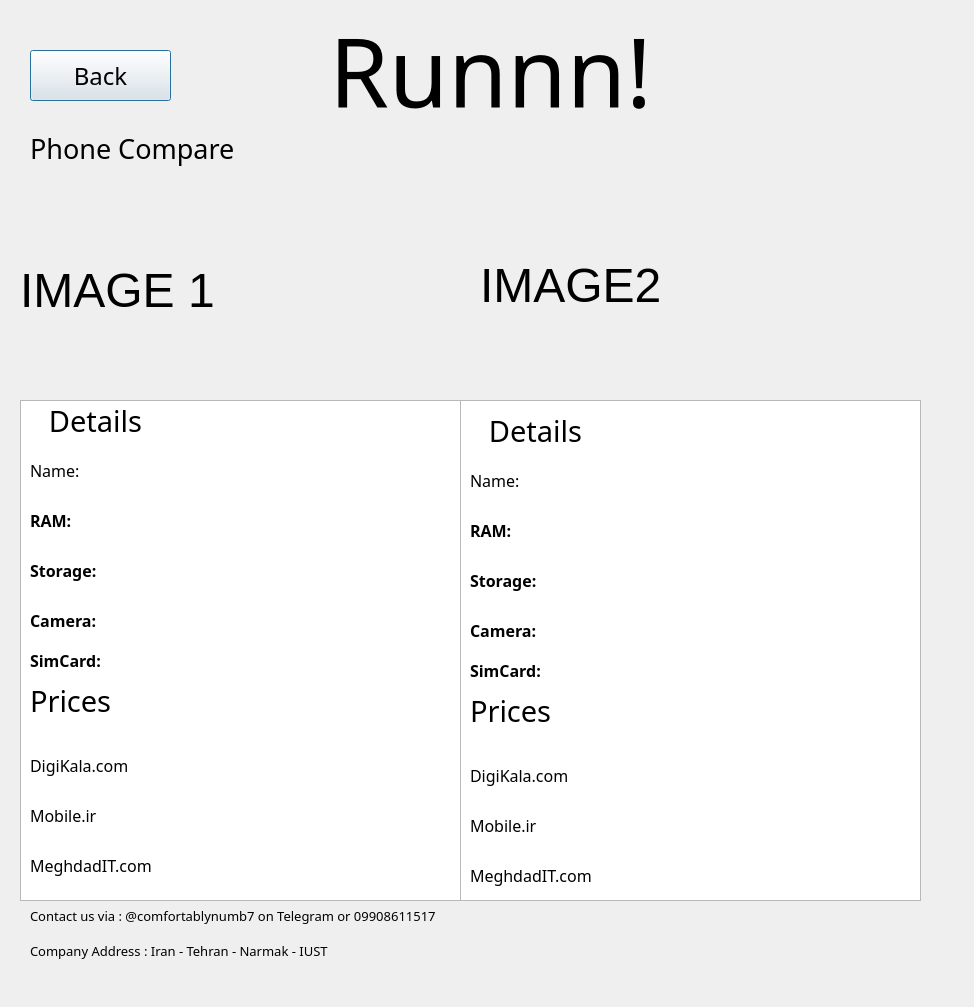
This is Final Presentatiosn/PhoneComparePageFinal.ui in Mhrshd-fllh/AP_Project4012 as Qt 5 draws it before an edit. The edited form follows.
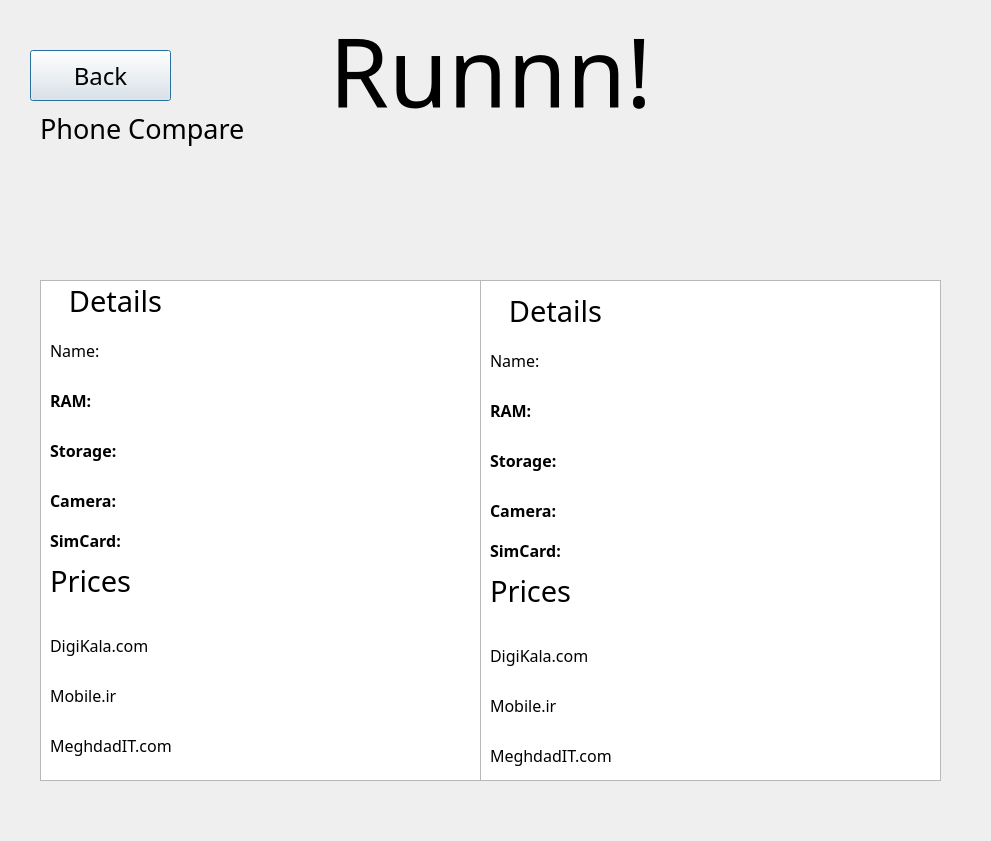
This is the edited form.

Commit message: Finsihing Compare Page

Diff of the .ui file:
```diff
--- a/Final Presentatiosn/PhoneComparePageFinal.ui
+++ b/Final Presentatiosn/PhoneComparePageFinal.ui
@@ -6,32 +6,13 @@
    <rect>
     <x>0</x>
     <y>0</y>
-    <width>974</width>
-    <height>1007</height>
+    <width>991</width>
+    <height>841</height>
    </rect>
   </property>
   <property name="windowTitle">
    <string>Dialog</string>
   </property>
-  <widget class="QLabel" name="label_3">
-   <property name="geometry">
-    <rect>
-     <x>30</x>
-     <y>890</y>
-     <width>761</width>
-     <height>51</height>
-    </rect>
-   </property>
-   <property name="font">
-    <font>
-     <family>Cooper Black</family>
-     <pointsize>10</pointsize>
-    </font>
-   </property>
-   <property name="text">
-    <string>Contact us via : @comfortablynumb7 on Telegram or 09908611517                                                                                          </string>
-   </property>
-  </widget>
   <widget class="QPushButton" name="BackButton">
    <property name="geometry">
     <rect>
@@ -54,8 +35,8 @@
   <widget class="QColumnView" name="columnView1">
    <property name="geometry">
     <rect>
-     <x>20</x>
-     <y>400</y>
+     <x>40</x>
+     <y>280</y>
      <width>441</width>
      <height>501</height>
     </rect>
@@ -64,8 +45,8 @@
   <widget class="QLabel" name="label">
    <property name="geometry">
     <rect>
-     <x>30</x>
-     <y>130</y>
+     <x>40</x>
+     <y>110</y>
      <width>471</width>
      <height>71</height>
     </rect>
@@ -88,10 +69,10 @@
   <widget class="QLabel" name="Image2">
    <property name="geometry">
     <rect>
-     <x>480</x>
-     <y>180</y>
-     <width>441</width>
-     <height>211</height>
+     <x>650</x>
+     <y>150</y>
+     <width>100</width>
+     <height>100</height>
     </rect>
    </property>
    <property name="font">
@@ -100,16 +81,19 @@
     </font>
    </property>
    <property name="text">
-    <string>IMAGE2</string>
+    <string/>
+   </property>
+   <property name="scaledContents">
+    <bool>true</bool>
    </property>
   </widget>
   <widget class="QLabel" name="Image1">
    <property name="geometry">
     <rect>
-     <x>20</x>
-     <y>185</y>
-     <width>441</width>
-     <height>211</height>
+     <x>150</x>
+     <y>160</y>
+     <width>100</width>
+     <height>100</height>
     </rect>
    </property>
    <property name="font">
@@ -118,7 +102,10 @@
     </font>
    </property>
    <property name="text">
-    <string>IMAGE 1</string>
+    <string/>
+   </property>
+   <property name="scaledContents">
+    <bool>true</bool>
    </property>
   </widget>
   <widget class="QLabel" name="label_2">
@@ -182,30 +169,11 @@
     <set>Qt::AlignCenter</set>
    </property>
   </widget>
-  <widget class="QLabel" name="label_4">
-   <property name="geometry">
-    <rect>
-     <x>30</x>
-     <y>900</y>
-     <width>741</width>
-     <height>101</height>
-    </rect>
-   </property>
-   <property name="font">
-    <font>
-     <family>Cooper Black</family>
-     <pointsize>10</pointsize>
-    </font>
-   </property>
-   <property name="text">
-    <string>Company Address : Iran - Tehran - Narmak - IUST </string>
-   </property>
-  </widget>
   <widget class="QColumnView" name="columnView_2">
    <property name="geometry">
     <rect>
-     <x>460</x>
-     <y>400</y>
+     <x>480</x>
+     <y>280</y>
      <width>461</width>
      <height>501</height>
     </rect>
@@ -214,8 +182,8 @@
   <widget class="QLabel" name="Camera">
    <property name="geometry">
     <rect>
-     <x>30</x>
-     <y>600</y>
+     <x>50</x>
+     <y>480</y>
      <width>90</width>
      <height>40</height>
     </rect>
@@ -235,8 +203,8 @@
   <widget class="QLabel" name="Storage">
    <property name="geometry">
     <rect>
-     <x>30</x>
-     <y>550</y>
+     <x>50</x>
+     <y>430</y>
      <width>91</width>
      <height>40</height>
     </rect>
@@ -256,8 +224,8 @@
   <widget class="QLabel" name="SimCard_Label">
    <property name="geometry">
     <rect>
-     <x>130</x>
-     <y>640</y>
+     <x>150</x>
+     <y>520</y>
      <width>201</width>
      <height>40</height>
     </rect>
@@ -280,8 +248,8 @@
   <widget class="QLabel" name="SimCard">
    <property name="geometry">
     <rect>
-     <x>30</x>
-     <y>640</y>
+     <x>50</x>
+     <y>520</y>
      <width>101</width>
      <height>40</height>
     </rect>
@@ -301,8 +269,8 @@
   <widget class="QLabel" name="RAM_Label">
    <property name="geometry">
     <rect>
-     <x>130</x>
-     <y>500</y>
+     <x>150</x>
+     <y>380</y>
      <width>221</width>
      <height>40</height>
     </rect>
@@ -325,8 +293,8 @@
   <widget class="QLabel" name="Details">
    <property name="geometry">
     <rect>
-     <x>30</x>
-     <y>390</y>
+     <x>50</x>
+     <y>270</y>
      <width>131</width>
      <height>61</height>
     </rect>
@@ -349,8 +317,8 @@
   <widget class="QLabel" name="Name">
    <property name="geometry">
     <rect>
-     <x>30</x>
-     <y>450</y>
+     <x>50</x>
+     <y>330</y>
      <width>80</width>
      <height>40</height>
     </rect>
@@ -370,8 +338,8 @@
   <widget class="QLabel" name="Storage_Label">
    <property name="geometry">
     <rect>
-     <x>130</x>
-     <y>550</y>
+     <x>150</x>
+     <y>430</y>
      <width>211</width>
      <height>40</height>
     </rect>
@@ -394,8 +362,8 @@
   <widget class="QLabel" name="Camera_Label">
    <property name="geometry">
     <rect>
-     <x>130</x>
-     <y>620</y>
+     <x>150</x>
+     <y>500</y>
      <width>211</width>
      <height>40</height>
     </rect>
@@ -418,8 +386,8 @@
   <widget class="QLabel" name="Name_Label">
    <property name="geometry">
     <rect>
-     <x>130</x>
-     <y>450</y>
+     <x>150</x>
+     <y>330</y>
      <width>221</width>
      <height>40</height>
     </rect>
@@ -442,8 +410,8 @@
   <widget class="QLabel" name="RAM">
    <property name="geometry">
     <rect>
-     <x>30</x>
-     <y>500</y>
+     <x>50</x>
+     <y>380</y>
      <width>80</width>
      <height>40</height>
     </rect>
@@ -463,9 +431,9 @@
   <widget class="QLabel" name="Digikala_Label">
    <property name="geometry">
     <rect>
-     <x>170</x>
-     <y>740</y>
-     <width>311</width>
+     <x>190</x>
+     <y>620</y>
+     <width>231</width>
      <height>50</height>
     </rect>
    </property>
@@ -484,8 +452,8 @@
   <widget class="QLabel" name="MeghdadIT">
    <property name="geometry">
     <rect>
-     <x>30</x>
-     <y>840</y>
+     <x>50</x>
+     <y>720</y>
      <width>171</width>
      <height>50</height>
     </rect>
@@ -505,8 +473,8 @@
   <widget class="QLabel" name="Digikala">
    <property name="geometry">
     <rect>
-     <x>30</x>
-     <y>740</y>
+     <x>50</x>
+     <y>620</y>
      <width>151</width>
      <height>50</height>
     </rect>
@@ -526,9 +494,9 @@
   <widget class="QLabel" name="MeghdadIT_Label">
    <property name="geometry">
     <rect>
-     <x>200</x>
-     <y>840</y>
-     <width>291</width>
+     <x>220</x>
+     <y>720</y>
+     <width>241</width>
      <height>50</height>
     </rect>
    </property>
@@ -547,8 +515,8 @@
   <widget class="QLabel" name="Prices">
    <property name="geometry">
     <rect>
-     <x>30</x>
-     <y>680</y>
+     <x>50</x>
+     <y>560</y>
      <width>121</width>
      <height>41</height>
     </rect>
@@ -568,9 +536,9 @@
   <widget class="QLabel" name="Mobile_Label">
    <property name="geometry">
     <rect>
-     <x>170</x>
-     <y>790</y>
-     <width>311</width>
+     <x>190</x>
+     <y>670</y>
+     <width>271</width>
      <height>50</height>
     </rect>
    </property>
@@ -589,8 +557,8 @@
   <widget class="QLabel" name="Mobile">
    <property name="geometry">
     <rect>
-     <x>30</x>
-     <y>790</y>
+     <x>50</x>
+     <y>670</y>
      <width>140</width>
      <height>50</height>
     </rect>
@@ -610,8 +578,8 @@
   <widget class="QLabel" name="Digikala_Label_2">
    <property name="geometry">
     <rect>
-     <x>610</x>
-     <y>750</y>
+     <x>630</x>
+     <y>630</y>
      <width>311</width>
      <height>50</height>
     </rect>
@@ -631,8 +599,8 @@
   <widget class="QLabel" name="Storage_Label_2">
    <property name="geometry">
     <rect>
-     <x>570</x>
-     <y>560</y>
+     <x>590</x>
+     <y>440</y>
      <width>211</width>
      <height>40</height>
     </rect>
@@ -655,8 +623,8 @@
   <widget class="QLabel" name="Prices_2">
    <property name="geometry">
     <rect>
-     <x>470</x>
-     <y>690</y>
+     <x>490</x>
+     <y>570</y>
      <width>121</width>
      <height>41</height>
     </rect>
@@ -676,8 +644,8 @@
   <widget class="QLabel" name="Name_2">
    <property name="geometry">
     <rect>
-     <x>470</x>
-     <y>460</y>
+     <x>490</x>
+     <y>340</y>
      <width>80</width>
      <height>40</height>
     </rect>
@@ -697,8 +665,8 @@
   <widget class="QLabel" name="SimCard_2">
    <property name="geometry">
     <rect>
-     <x>470</x>
-     <y>650</y>
+     <x>490</x>
+     <y>530</y>
      <width>101</width>
      <height>40</height>
     </rect>
@@ -718,8 +686,8 @@
   <widget class="QLabel" name="Storage_2">
    <property name="geometry">
     <rect>
-     <x>470</x>
-     <y>560</y>
+     <x>490</x>
+     <y>440</y>
      <width>91</width>
      <height>40</height>
     </rect>
@@ -739,8 +707,8 @@
   <widget class="QLabel" name="Name_Label_2">
    <property name="geometry">
     <rect>
-     <x>570</x>
-     <y>460</y>
+     <x>590</x>
+     <y>340</y>
      <width>221</width>
      <height>40</height>
     </rect>
@@ -763,8 +731,8 @@
   <widget class="QLabel" name="Camera_2">
    <property name="geometry">
     <rect>
-     <x>470</x>
-     <y>610</y>
+     <x>490</x>
+     <y>490</y>
      <width>90</width>
      <height>40</height>
     </rect>
@@ -784,8 +752,8 @@
   <widget class="QLabel" name="Details_2">
    <property name="geometry">
     <rect>
-     <x>470</x>
-     <y>400</y>
+     <x>490</x>
+     <y>280</y>
      <width>131</width>
      <height>61</height>
     </rect>
@@ -808,8 +776,8 @@
   <widget class="QLabel" name="Mobile_2">
    <property name="geometry">
     <rect>
-     <x>470</x>
-     <y>800</y>
+     <x>490</x>
+     <y>680</y>
      <width>140</width>
      <height>50</height>
     </rect>
@@ -829,8 +797,8 @@
   <widget class="QLabel" name="MeghdadIT_2">
    <property name="geometry">
     <rect>
-     <x>470</x>
-     <y>850</y>
+     <x>490</x>
+     <y>730</y>
      <width>171</width>
      <height>50</height>
     </rect>
@@ -850,8 +818,8 @@
   <widget class="QLabel" name="RAM_Label_2">
    <property name="geometry">
     <rect>
-     <x>570</x>
-     <y>510</y>
+     <x>590</x>
+     <y>390</y>
      <width>221</width>
      <height>40</height>
     </rect>
@@ -874,8 +842,8 @@
   <widget class="QLabel" name="MeghdadIT_Label_2">
    <property name="geometry">
     <rect>
-     <x>640</x>
-     <y>850</y>
+     <x>660</x>
+     <y>730</y>
      <width>291</width>
      <height>50</height>
     </rect>
@@ -895,8 +863,8 @@
   <widget class="QLabel" name="RAM_2">
    <property name="geometry">
     <rect>
-     <x>470</x>
-     <y>510</y>
+     <x>490</x>
+     <y>390</y>
      <width>80</width>
      <height>40</height>
     </rect>
@@ -916,8 +884,8 @@
   <widget class="QLabel" name="SimCard_Label_2">
    <property name="geometry">
     <rect>
-     <x>570</x>
-     <y>650</y>
+     <x>590</x>
+     <y>530</y>
      <width>201</width>
      <height>40</height>
     </rect>
@@ -940,8 +908,8 @@
   <widget class="QLabel" name="Digikala_2">
    <property name="geometry">
     <rect>
-     <x>470</x>
-     <y>750</y>
+     <x>490</x>
+     <y>630</y>
      <width>151</width>
      <height>50</height>
     </rect>
@@ -961,8 +929,8 @@
   <widget class="QLabel" name="Mobile_Label_2">
    <property name="geometry">
     <rect>
-     <x>610</x>
-     <y>800</y>
+     <x>630</x>
+     <y>680</y>
      <width>311</width>
      <height>50</height>
     </rect>
@@ -982,8 +950,8 @@
   <widget class="QLabel" name="Camera_Label_2">
    <property name="geometry">
     <rect>
-     <x>570</x>
-     <y>610</y>
+     <x>590</x>
+     <y>490</y>
      <width>211</width>
      <height>40</height>
     </rect>
```
The commit also changes 6 other files.
